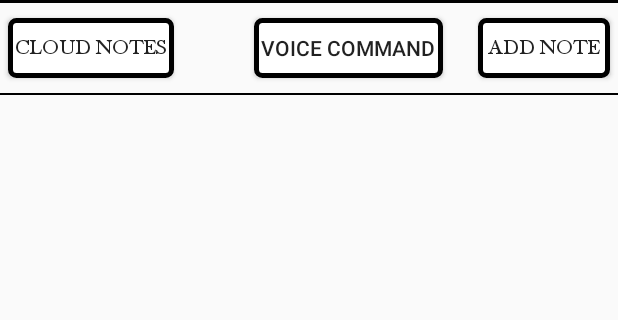
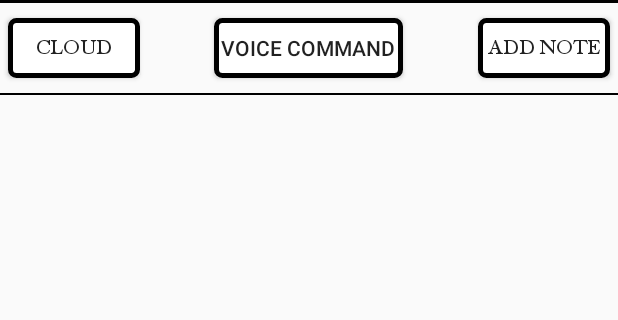
Before and after one commit to mb92316/CSE594Final, an Android app: the screen it shows after launch (MainActivity), on a phone screen of 412 x 824 dp, the part 83-403 px from its top. Run offline under Robolectric (Android 15) with nearby library versions, the phone set to English and light mode, and no system bars; 1 statement that could not run was skipped.

Commit message:
some changes

```diff
--- a/app/src/main/res/layout/activity_main.xml
+++ b/app/src/main/res/layout/activity_main.xml
@@ -49,7 +49,7 @@
             android:layout_marginBottom="10dp"
             android:layout_height="40dp"
             android:layout_marginLeft="5dp"
-            android:text="Cloud Notes"
+            android:text="Cloud"
             android:background="@drawable/my_button_bg"
             android:id="@+id/cloudNotes"/>
 
@@ -69,14 +69,12 @@
         <Button
             android:layout_width="wrap_content"
             android:layout_height="40dp"
-            android:layout_marginRight="5dp"
+            android:layout_centerInParent="true"
             android:onClick="command"
             android:text="Voice Command"
             android:background="@drawable/my_button_bg"
             android:id="@+id/voicecommand"
-            android:layout_alignBottom="@+id/addNote"
-            android:layout_toStartOf="@+id/addNote"
-            android:layout_marginEnd="23dp" />
+             />
 
     </RelativeLayout>
 
```
